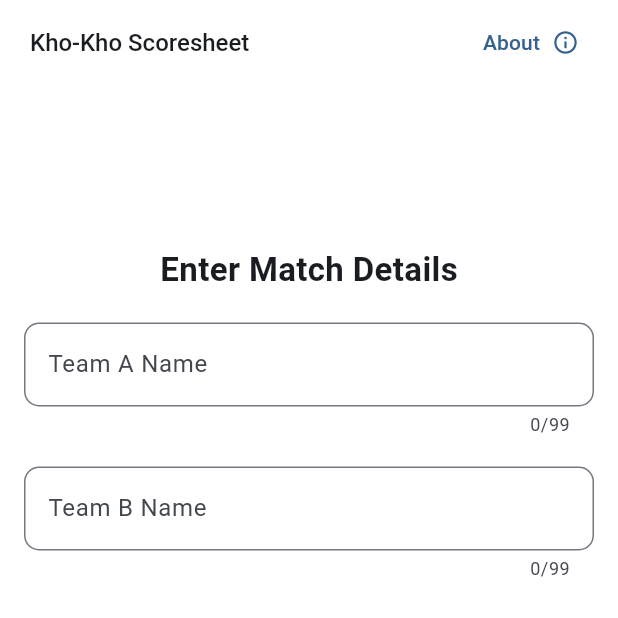
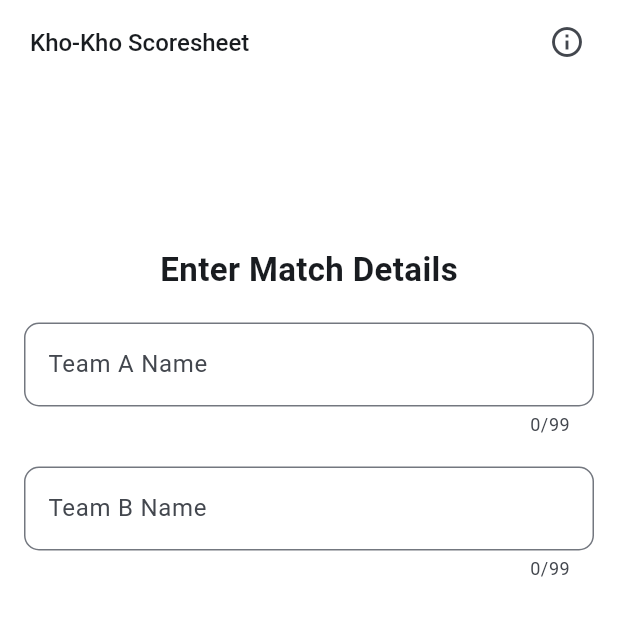
Before and after one commit to parthpsp1/kho-kho-scoresheet-fe, a Flutter app: the screen it shows after launch, on a phone screen of 412 x 824 dp, the top half of it. Run offline on Flutter 3.47's test engine with Material 3 defaults, Android fonts, the phone set to English and light mode, and no system bars; our stand-ins replace permission_handler, supabase_flutter, wheel_chooser; missing offline and left inert: excel, remix_icon_icons; accounts and stored records are empty.

Commit message:
misc updates

```diff
--- a/lib/screens/score_sheet.dart
+++ b/lib/screens/score_sheet.dart
@@ -390,10 +390,7 @@ class _ScoreSheetState extends State<ScoreSheet> {
                         ),
                       );
                     },
-                    label: Text('Start Turn ${turnCount + 1}'),
-                    icon: const Icon(
-                      Icons.sports_score_outlined,
-                    ),
+                    label: Text('Start Turn No. ${turnCount + 1}'),
                   ),
                 ),
               )
--- a/lib/screens/start_screen.dart
+++ b/lib/screens/start_screen.dart
@@ -45,12 +45,14 @@ class _StartScreenState extends State<StartScreen> {
           ),
         ),
         titleSpacing: 20,
+        elevation: 0,
+        forceMaterialTransparency: false,
         actions: [
           Padding(
             padding: const EdgeInsets.only(
               right: 10,
             ),
-            child: TextButton.icon(
+            child: IconButton(
               onPressed: () {
                 Navigator.of(context).push(
                   MaterialPageRoute(
@@ -59,8 +61,6 @@ class _StartScreenState extends State<StartScreen> {
                 );
               },
               icon: const Icon(Icons.info_outline),
-              label: const Text('About'),
-              iconAlignment: IconAlignment.end,
             ),
           ),
         ],
@@ -84,6 +84,7 @@ class _StartScreenState extends State<StartScreen> {
                 ),
                 TextFormField(
                   controller: teamANameController,
+                  textCapitalization: TextCapitalization.words,
                   keyboardType: TextInputType.text,
                   decoration: InputDecoration(
                     label: const Text('Team A Name'),
@@ -98,7 +99,7 @@ class _StartScreenState extends State<StartScreen> {
                   maxLengthEnforcement: MaxLengthEnforcement.enforced,
                   onChanged: (value) {
                     Provider.of<MatchDetailsProvider>(context, listen: false)
-                        .updateTeamAName(value);
+                        .updateTeamAName(value.trim());
                   },
                 ),
                 const SizedBox(
@@ -106,6 +107,7 @@ class _StartScreenState extends State<StartScreen> {
                 ),
                 TextFormField(
                   controller: teamBNameController,
+                  textCapitalization: TextCapitalization.words,
                   keyboardType: TextInputType.text,
                   inputFormatters: [
                     customInputFormatters(),
@@ -123,7 +125,7 @@ class _StartScreenState extends State<StartScreen> {
                   maxLengthEnforcement: MaxLengthEnforcement.enforced,
                   onChanged: (value) {
                     Provider.of<MatchDetailsProvider>(context, listen: false)
-                        .updateTeamBName(value);
+                        .updateTeamBName(value.trim());
                   },
                 ),
                 const SizedBox(
@@ -377,7 +379,7 @@ class _StartScreenState extends State<StartScreen> {
                                                       .spaceBetween,
                                               children: [
                                                 const Text(
-                                                  'Choice:',
+                                                  'Side Chosen:',
                                                   style: TextStyle(
                                                     fontSize: 18,
                                                   ),
@@ -391,9 +393,9 @@ class _StartScreenState extends State<StartScreen> {
                                                       ? 'Defense'
                                                       : 'Attack',
                                                   style: const TextStyle(
-                                                      fontSize: 18,
-                                                      fontWeight:
-                                                          FontWeight.bold),
+                                                    fontSize: 18,
+                                                    fontWeight: FontWeight.bold,
+                                                  ),
                                                 ),
                                               ],
                                             ),
@@ -421,6 +423,7 @@ class _StartScreenState extends State<StartScreen> {
                                         ),
                                         TextButton(
                                           onPressed: () async {
+                                            CircularProgressIndicator();
                                             final dbQuery = SupabaseDBQuery();
                                             final int matchId =
                                                 await dbQuery.insertIntoMatches(
```
